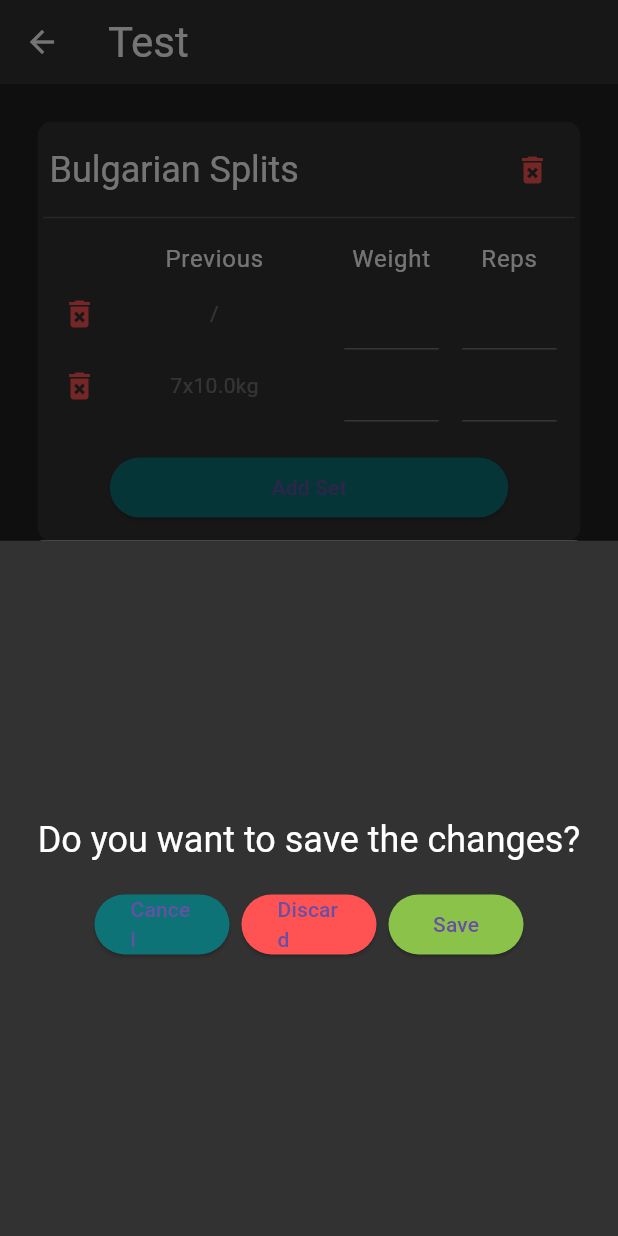
After one commit to JonasPfeifer05/hard_work, a Flutter app: the EditWorkout screen opened by its route, after a tap on the "arrow back" icon, on a phone screen of 412 x 824 dp. The commit adds this screen. Run offline on Flutter 3.47's test engine with Material 3 defaults, Android fonts, the phone set to English and light mode, and no system bars; drawn by our look-alikes of modal_progress_hud_nsn.

Commit message:
added "exit modal sheet"

```diff
--- a/lib/pages/edit_workout.dart
+++ b/lib/pages/edit_workout.dart
@@ -1,8 +1,10 @@
 import 'package:flutter/material.dart';
 import 'package:hard_work/services/edit_workout_data.dart';
 import 'package:hard_work/services/exercise_data.dart';
+import 'package:hard_work/services/want_to_save_decision.dart';
 import 'package:hard_work/widgets/Exercise.dart';
 import 'package:hard_work/widgets/select_exercise_modal_sheet.dart';
+import 'package:hard_work/widgets/want_to_save_modal_sheet.dart';
 import 'package:modal_progress_hud_nsn/modal_progress_hud_nsn.dart';
 import 'package:provider/provider.dart';
 
@@ -52,6 +54,25 @@ class _EditWorkoutState extends State<EditWorkout> {
 
     return Scaffold(
       appBar: AppBar(
+        leading: IconButton(
+          icon: const Icon(Icons.arrow_back),
+          onPressed: () async {
+            var decision = (await showModalBottomSheet(
+              context: context,
+              builder: (context) {
+                return const WantToSaveModalSheet();
+              },
+            )) as WantToSaveDecision?;
+
+            if (decision == WantToSaveDecision.discard) {
+              Navigator.pop(context);
+            } else if (decision == WantToSaveDecision.save) {
+              // TODO Save to firebase
+              await Future.delayed(const Duration(milliseconds: 500));
+              Navigator.pop(context);
+            }
+          },
+        ),
         iconTheme: IconThemeData(color: context.watch<ThemeModel>().fontColor),
         titleTextStyle: Theme.of(context)
             .textTheme
--- /dev/null
+++ b/lib/services/want_to_save_decision.dart
@@ -0,0 +1 @@
+enum WantToSaveDecision { save, cancel, discard }
--- a/lib/widgets/select_exercise_modal_sheet.dart
+++ b/lib/widgets/select_exercise_modal_sheet.dart
@@ -22,7 +22,7 @@ class _SelectExerciseModalSheetState extends State<SelectExerciseModalSheet> {
   }
 
   void asyncInitState() async {
-    // Fetch exercises
+    // TODO Fetch exercises
     await Future.delayed(const Duration(milliseconds: 500));
 
     setState(() {
--- /dev/null
+++ b/lib/widgets/want_to_save_modal_sheet.dart
@@ -0,0 +1,74 @@
+import 'package:flutter/material.dart';
+import 'package:hard_work/services/theme_model.dart';
+import 'package:hard_work/services/want_to_save_decision.dart';
+import 'package:provider/provider.dart';
+
+class WantToSaveModalSheet extends StatelessWidget {
+  const WantToSaveModalSheet({super.key});
+
+  @override
+  Widget build(BuildContext context) {
+    return Container(
+      color: context.watch<ThemeModel>().backgroundTwo,
+      child: Center(
+        child: FittedBox(
+          child: Column(
+            children: [
+              Padding(
+                padding: const EdgeInsets.all(8.0),
+                child: Text(
+                  "Do you want to save the changes?",
+                  style: Theme.of(context)
+                      .textTheme
+                      .headlineSmall!
+                      .copyWith(color: context.watch<ThemeModel>().fontColor),
+                ),
+              ),
+              Row(
+                children: [
+                  SizedBox(
+                    width: 90,
+                    child: ElevatedButton(
+                      style: ElevatedButton.styleFrom(
+                          backgroundColor:
+                              context.watch<ThemeModel>().highlight),
+                      onPressed: () {
+                        Navigator.pop(context, WantToSaveDecision.cancel);
+                      },
+                      child: const Text("Cancel"),
+                    ),
+                  ),
+                  Padding(
+                    padding: const EdgeInsets.all(8.0),
+                    child: SizedBox(
+                      width: 90,
+                      child: ElevatedButton(
+                        style: ElevatedButton.styleFrom(
+                            backgroundColor: Colors.redAccent),
+                        onPressed: () {
+                          Navigator.pop(context, WantToSaveDecision.discard);
+                        },
+                        child: const Text("Discard"),
+                      ),
+                    ),
+                  ),
+                  SizedBox(
+                    width: 90,
+                    child: ElevatedButton(
+                      style: ElevatedButton.styleFrom(
+                          backgroundColor: Colors.lightGreen),
+                      onPressed: () {
+                        Navigator.pop(context, WantToSaveDecision.save);
+                      },
+                      child: const Text("Save"),
+                    ),
+                  ),
+                ],
+              ),
+            ],
+          ),
+        ),
+      ),
+    );
+  }
+}
```
